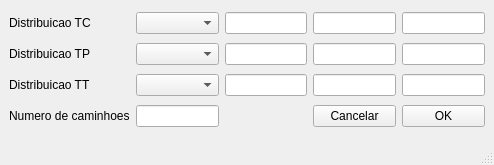
Qt form janelaconfiguracao.ui (luisdecker/Modelsim16.1) before a commit.
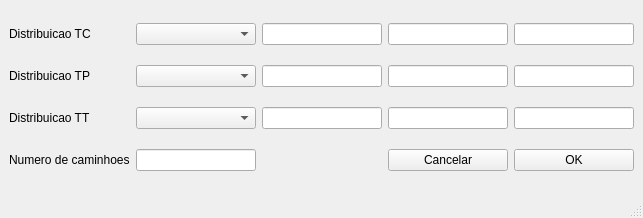
The same form after that commit.

What changed in the file:
```diff
--- a/janelaconfiguracao.ui
+++ b/janelaconfiguracao.ui
@@ -9,8 +9,8 @@
    <rect>
     <x>0</x>
     <y>0</y>
-    <width>494</width>
-    <height>165</height>
+    <width>643</width>
+    <height>218</height>
    </rect>
   </property>
   <property name="sizePolicy">
@@ -185,6 +185,13 @@
       </property>
      </widget>
     </item>
+    <item row="3" column="2">
+     <widget class="QLabel" name="EntradasOk">
+      <property name="text">
+       <string/>
+      </property>
+     </widget>
+    </item>
    </layout>
   </widget>
   <widget class="QMenuBar" name="menubar">
```
Left out of the diff: 58 changed lines with no effect on the pictures.
